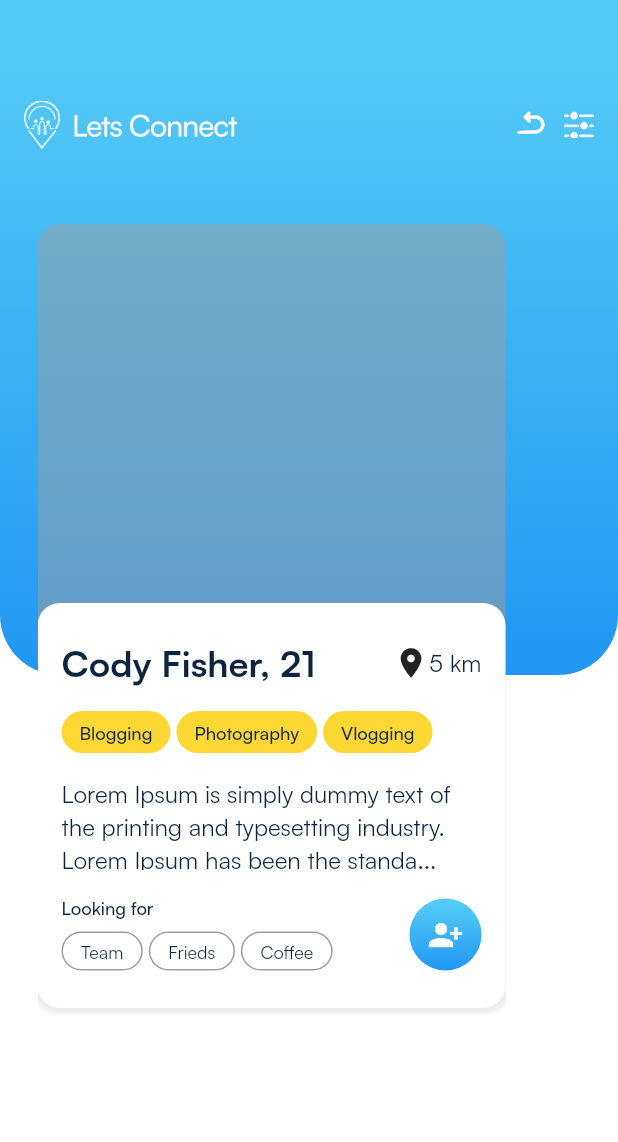
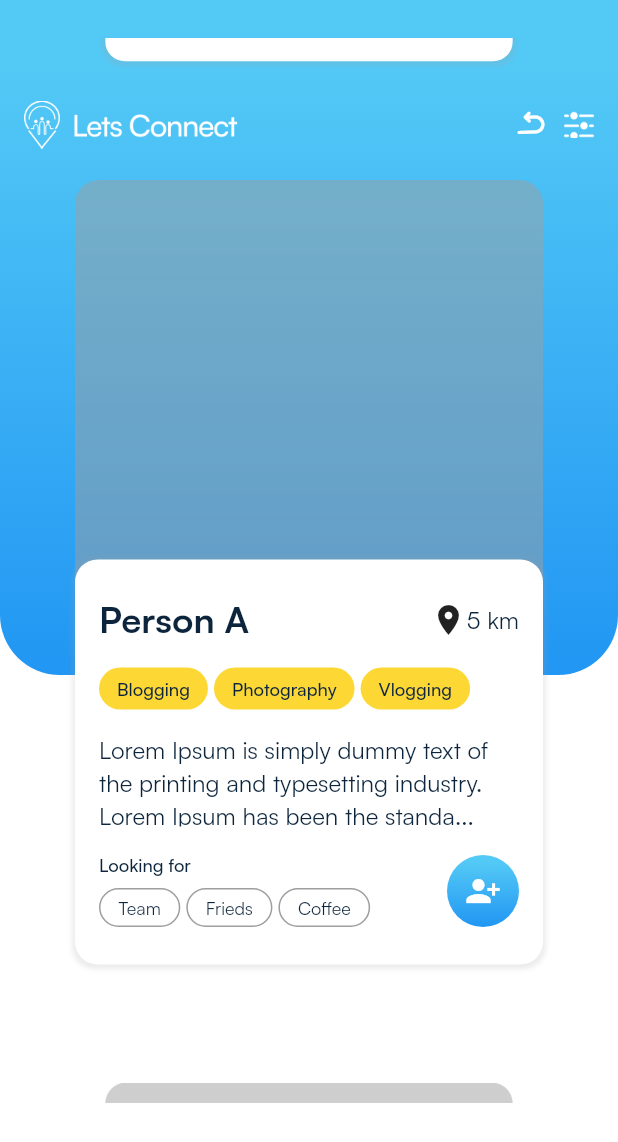
Before and after one commit to Priyanshu-Singhz/letsconnectnewui, a Flutter app: the HomeScreenProfile screen opened directly, on a phone screen of 412 x 824 dp. Shown: the top 1142 px of the screen. Run offline on Flutter 3.47's test engine with Material 2 defaults, Android fonts, the phone set to English and light mode, and no system bars; drawn by our look-alikes of carousel_slider, shimmer; our stand-ins replace flutter_screenutil, get, lottie, percent_indicator; missing offline and left inert: grouped_buttons_ns.

```diff
--- a/lib/screens/home/HomeScreenProfile.dart
+++ b/lib/screens/home/HomeScreenProfile.dart
@@ -1,3 +1,4 @@
+import 'package:carousel_slider/carousel_slider.dart';
 import 'package:flutter/material.dart';
 import 'package:get/get.dart';
 import 'package:letsconnectnewui/common/constants/text_style.dart';
@@ -6,7 +7,6 @@ import 'package:shimmer/shimmer.dart';
 
 class HomeScreenProfile extends StatefulWidget {
   const HomeScreenProfile({Key? key}) : super(key: key);
-
   @override
   State<HomeScreenProfile> createState() => _HomeScreenProfileState();
 }
@@ -14,29 +14,37 @@ class HomeScreenProfile extends StatefulWidget {
 class _HomeScreenProfileState extends State<HomeScreenProfile> {
   @override
   Widget build(BuildContext context) {
+    final List<Widget> imageSliders = [
+      CustomCard(name: "Person A"),
+      CustomCard(name: "Person B"),
+      CustomCard(name: "Person C"),
+      CustomCard(name: "Person D"),
+      CustomCard(name: "Person E")
+    ];
+
     return Scaffold(
       body: Stack(
         children: [
-          Stack(
-            children: [
-              Scaffold(
-                body: GradientTop(),
-              ),
-              Positioned(
-                top: 125,
-                left: 25,
-                child: Container(
-                  height: 598,
-                  width: 312,
-                  child: PageView.builder(
-                    scrollDirection: Axis.vertical,
-                    itemBuilder: (context, index) {
-                      return CustomCard();
-                    },
+          GradientTop(),
+          SingleChildScrollView(
+            child: Column(
+              children: [
+                SizedBox(
+                  height: 25,
+                ),
+                Container(
+                  height: 710,
+                  child: CarouselSlider(
+                    options: CarouselOptions(
+                      height: 685,
+                      scrollDirection: Axis.vertical,
+                      enlargeCenterPage: true,
+                    ),
+                    items: imageSliders,
                   ),
                 ),
-              ),
-            ],
+              ],
+            ),
           ),
         ],
       ),
@@ -45,7 +53,9 @@ class _HomeScreenProfileState extends State<HomeScreenProfile> {
 }
 
 class CustomCard extends StatelessWidget {
-  const CustomCard({Key? key}) : super(key: key);
+  final String name;
+
+  const CustomCard({Key? key, required this.name}) : super(key: key);
 
   @override
   Widget build(BuildContext context) {
@@ -109,7 +119,7 @@ class CustomCard extends StatelessWidget {
                                 Row(
                                   children: [
                                     Text(
-                                      "Cody Fisher, 21",
+                                      "$name",
                                       style: MyTextStyle.headerTheme,
                                     ),
                                     Spacer(),
--- a/pubspec.yaml
+++ b/pubspec.yaml
@@ -26,6 +26,7 @@ dependencies:
   lottie: ^1.4.2
   flutter_screenutil: ^5.5.4
   shimmer: ^2.0.0
+  carousel_slider: ^4.1.1
 
 dev_dependencies:
   flutter_test:
```
Also changed, not shown: pubspec.lock.
